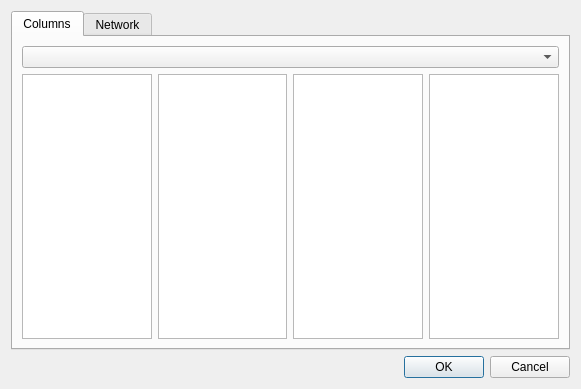
mojmir-svoboda/DbgToolkit, file trace_server/settings.ui: the form before one commit.
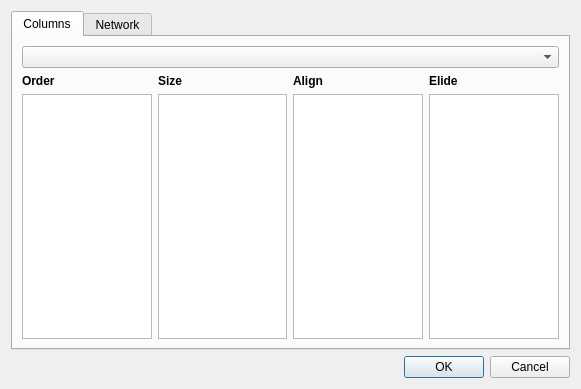
The form after the commit.

Patch:
```diff
--- a/trace_server/settings.ui
+++ b/trace_server/settings.ui
@@ -26,7 +26,7 @@
       <layout class="QGridLayout" name="gridLayout_3">
        <item row="1" column="0">
         <layout class="QGridLayout" name="gridColumns">
-         <item row="0" column="3">
+         <item row="1" column="3">
           <widget class="QListView" name="listViewColumnSetup">
            <property name="frameShape">
             <enum>QFrame::StyledPanel</enum>
@@ -66,15 +66,67 @@
            </property>
           </widget>
          </item>
-         <item row="0" column="4">
+         <item row="1" column="4">
           <widget class="QListView" name="listViewColumnSizes"/>
          </item>
-         <item row="0" column="5">
+         <item row="1" column="5">
           <widget class="QListView" name="listViewColumnAlign"/>
          </item>
-         <item row="0" column="6">
+         <item row="1" column="6">
           <widget class="QListView" name="listViewColumnElide"/>
          </item>
+         <item row="0" column="3">
+          <widget class="QLabel" name="label_7">
+           <property name="font">
+            <font>
+             <weight>75</weight>
+             <bold>true</bold>
+            </font>
+           </property>
+           <property name="text">
+            <string>Order</string>
+           </property>
+          </widget>
+         </item>
+         <item row="0" column="4">
+          <widget class="QLabel" name="label_8">
+           <property name="font">
+            <font>
+             <weight>75</weight>
+             <bold>true</bold>
+            </font>
+           </property>
+           <property name="text">
+            <string>Size</string>
+           </property>
+          </widget>
+         </item>
+         <item row="0" column="5">
+          <widget class="QLabel" name="label_9">
+           <property name="font">
+            <font>
+             <weight>75</weight>
+             <bold>true</bold>
+            </font>
+           </property>
+           <property name="text">
+            <string>Align</string>
+           </property>
+          </widget>
+         </item>
+         <item row="0" column="6">
+          <widget class="QLabel" name="label_10">
+           <property name="font">
+            <font>
+             <weight>75</weight>
+             <bold>true</bold>
+            </font>
+           </property>
+           <property name="text">
+            <string>Elide</string>
+           </property>
+          </widget>
+         </item>
         </layout>
        </item>
        <item row="0" column="0">
```
